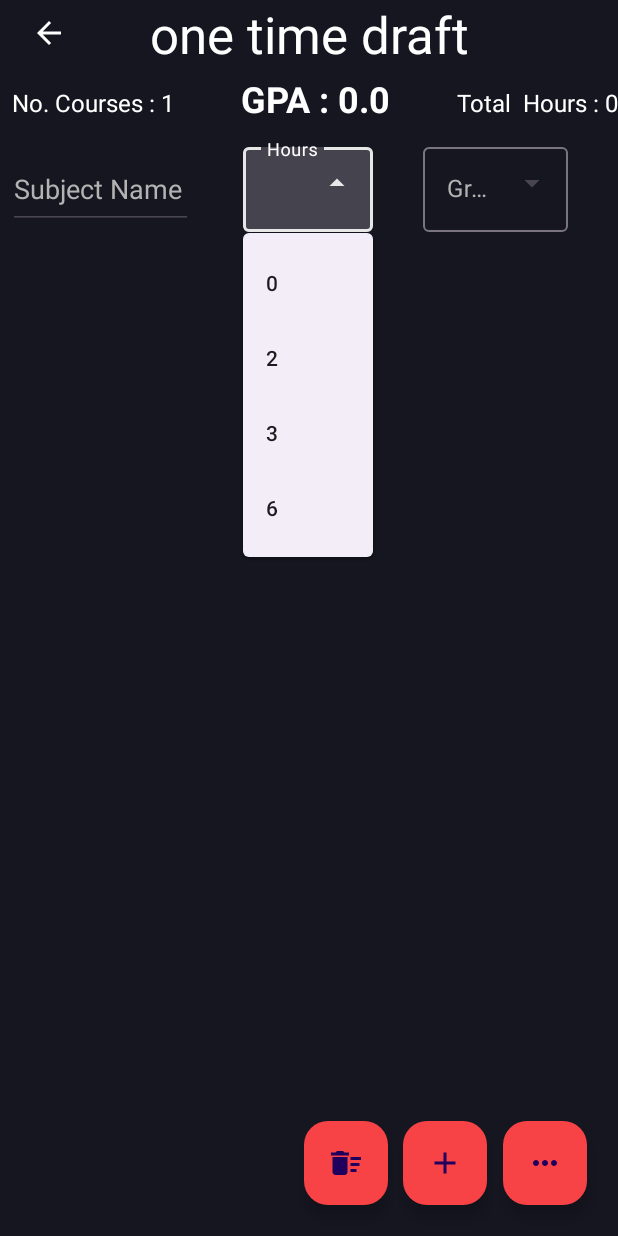
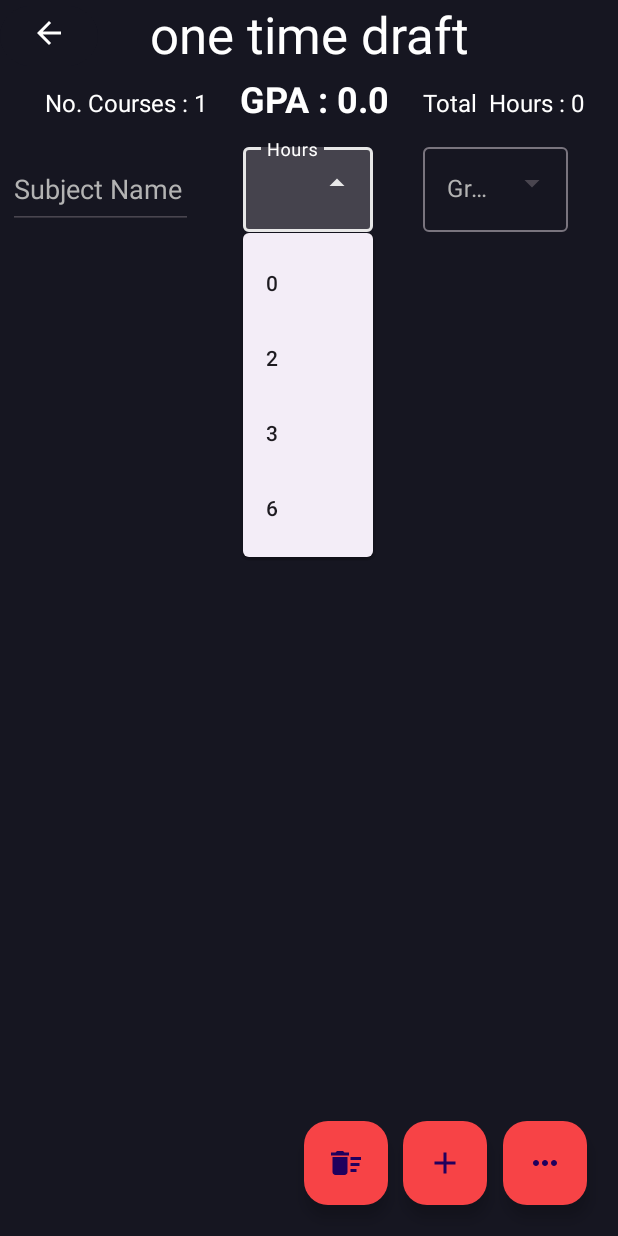
Before and after one commit to mohamed-ehab51/FCAI_GPA_Calc, an Android app: the Sessions screen opened directly, with no data from a screen before it, after a tap on an icon or button, on a phone screen of 412 x 824 dp. Run offline under Robolectric (Android 15) with nearby library versions, the phone set to English and light mode, and no system bars; our stand-ins replace sdp/ssp sizes; 3 other taps on this screen came first.

Commit message:
some style optimizations

```diff
--- a/app/src/main/res/layout-ldrtl/sessions.xml
+++ b/app/src/main/res/layout-ldrtl/sessions.xml
@@ -49,6 +49,11 @@
             android:orientation="horizontal"
             android:paddingTop="@dimen/_1sdp">
 
+            <Space
+                android:layout_width="wrap_content"
+                android:layout_height="wrap_content"
+                android:layout_weight="1" />
+
             <TextView
                 android:id="@+id/textView2"
                 android:layout_width="wrap_content"
@@ -84,6 +89,11 @@
                 android:gravity="center"
                 android:textColor="@color/white"
                 android:textSize="16sp" />
+
+            <Space
+                android:layout_width="wrap_content"
+                android:layout_height="wrap_content"
+                android:layout_weight="1" />
         </LinearLayout>
 
         <ScrollView
--- a/app/src/main/res/layout/sessions.xml
+++ b/app/src/main/res/layout/sessions.xml
@@ -49,6 +49,11 @@
             android:orientation="horizontal"
             android:paddingTop="@dimen/_1sdp">
 
+            <Space
+                android:layout_width="wrap_content"
+                android:layout_height="wrap_content"
+                android:layout_weight="1" />
+
             <TextView
                 android:id="@+id/textView2"
                 android:layout_width="wrap_content"
@@ -84,6 +89,11 @@
                 android:gravity="center"
                 android:textColor="@color/white"
                 android:textSize="16sp" />
+
+            <Space
+                android:layout_width="wrap_content"
+                android:layout_height="wrap_content"
+                android:layout_weight="1" />
         </LinearLayout>
 
         <ScrollView
```
Also changed, not shown: app/src/main/java/com/HANZO/gpa_fcai/MainActivity.java (+12 -14 lines), app/src/main/java/com/HANZO/gpa_fcai/Sessions.java (+17 -42 lines), app/src/main/res/layout-ldrtl/activity_main.xml (+10 -0 lines), app/src/main/res/layout/activity_main.xml (+10 -0 lines).
